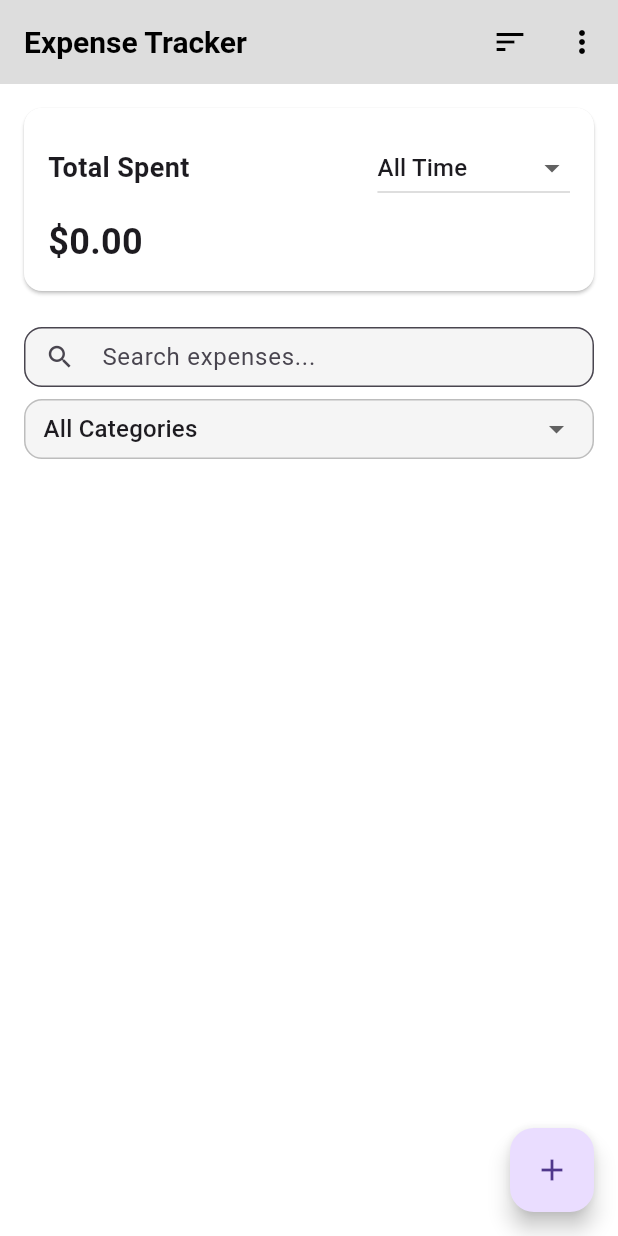
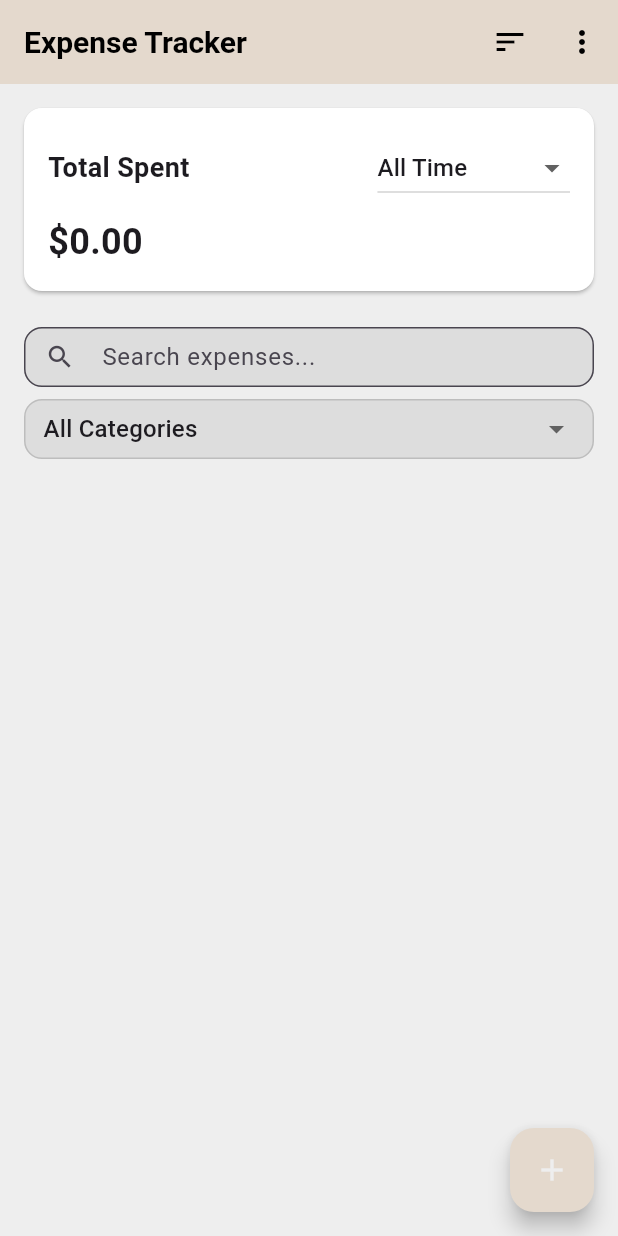
Before and after one commit to huan718/RecScan, a Flutter app: the screen it shows after launch, on a phone screen of 412 x 824 dp. Run offline on Flutter 3.47's test engine with Material 3 defaults, Android fonts, the phone set to English and light mode, and no system bars; our stand-ins replace flutter_dotenv, image_picker, sqflite; accounts and stored records are empty.

Commit message:
partial color change

```diff
--- a/ReceiptScanner-master/lib/screens/home_screen.dart
+++ b/ReceiptScanner-master/lib/screens/home_screen.dart
@@ -509,8 +509,9 @@ class _HomeScreenState extends State<HomeScreen> {
   @override
   Widget build(BuildContext context) {
     return Scaffold(
+      backgroundColor: AppColors.accent, // COLORS: Main background color
       appBar: AppBar(
-        backgroundColor: AppColors.secondary,
+        backgroundColor: AppColors.roseGold,  // COLORS: top app bar color
         title: const Text('Expense Tracker'),
         actions: [
           IconButton(
@@ -568,7 +569,7 @@ class _HomeScreenState extends State<HomeScreen> {
             child: Column(
               children: [
                 Card(
-                  color: AppColors.background,
+                  color: AppColors.background,  // COLORS: total spent card color
                   margin: const EdgeInsets.all(16),
                   child: Padding(
                     padding: const EdgeInsets.all(16),
@@ -643,7 +644,7 @@ class _HomeScreenState extends State<HomeScreen> {
                             contentPadding: const EdgeInsets.symmetric(
                                 horizontal: 12),
                             filled: true,
-                            fillColor: Colors.grey[100],
+                            fillColor: AppColors.secondary,
                             isDense: true,
                           ),
                           onChanged: (value) {
@@ -660,7 +661,7 @@ class _HomeScreenState extends State<HomeScreen> {
                         decoration: BoxDecoration(
                           border: Border.all(color: Colors.grey.shade400),
                           borderRadius: BorderRadius.circular(12),
-                          color: Colors.grey[100],
+                          color: AppColors.secondary,
                         ),
                         child: DropdownButtonHideUnderline(
                           child: DropdownButton<ExpenseCategory?>(
@@ -721,7 +722,7 @@ class _HomeScreenState extends State<HomeScreen> {
                         style: const TextStyle(
                           fontSize: 16,
                           fontWeight: FontWeight.bold,
-                          color: Colors.grey,
+                          color: AppColors.primaryDark,
                         ),
                       ),
                     ),
@@ -857,6 +858,8 @@ class _HomeScreenState extends State<HomeScreen> {
         ],
       ),
       floatingActionButton: FloatingActionButton(
+        backgroundColor: AppColors.roseGold, //COLOR: plus button
+        foregroundColor: AppColors.accent,
         onPressed: () {
           showModalBottomSheet(
             context: context,
--- a/ReceiptScanner-master/lib/theme/app_colors.dart
+++ b/ReceiptScanner-master/lib/theme/app_colors.dart
@@ -7,4 +7,5 @@ class AppColors {
   static const Color secondaryDark = Color(0xFFCBCBCB);   // #cbcbcb (203, 203, 203)
   static const Color primary = Color(0xFFA6A6A6);     // #a6a6a6 (166, 166, 166)
   static const Color primaryDark = Color(0xFF818181);   // #818181 (129, 129, 129)
+  static const Color roseGold = Color(0xFFE4D9CD);
 }
```
